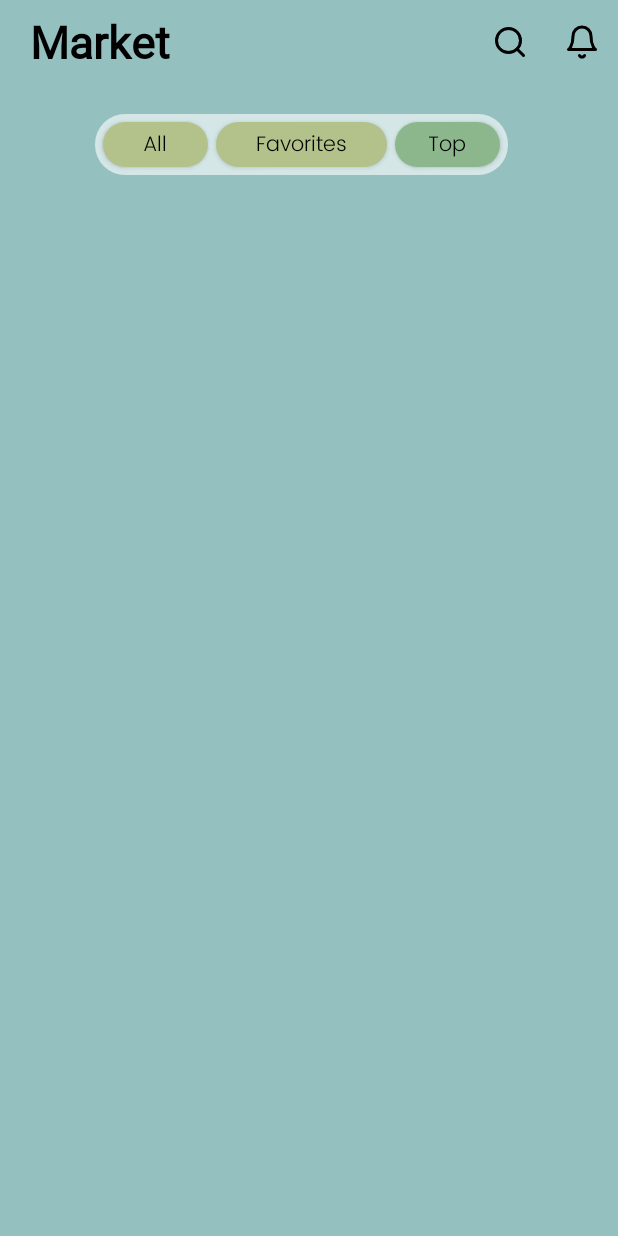
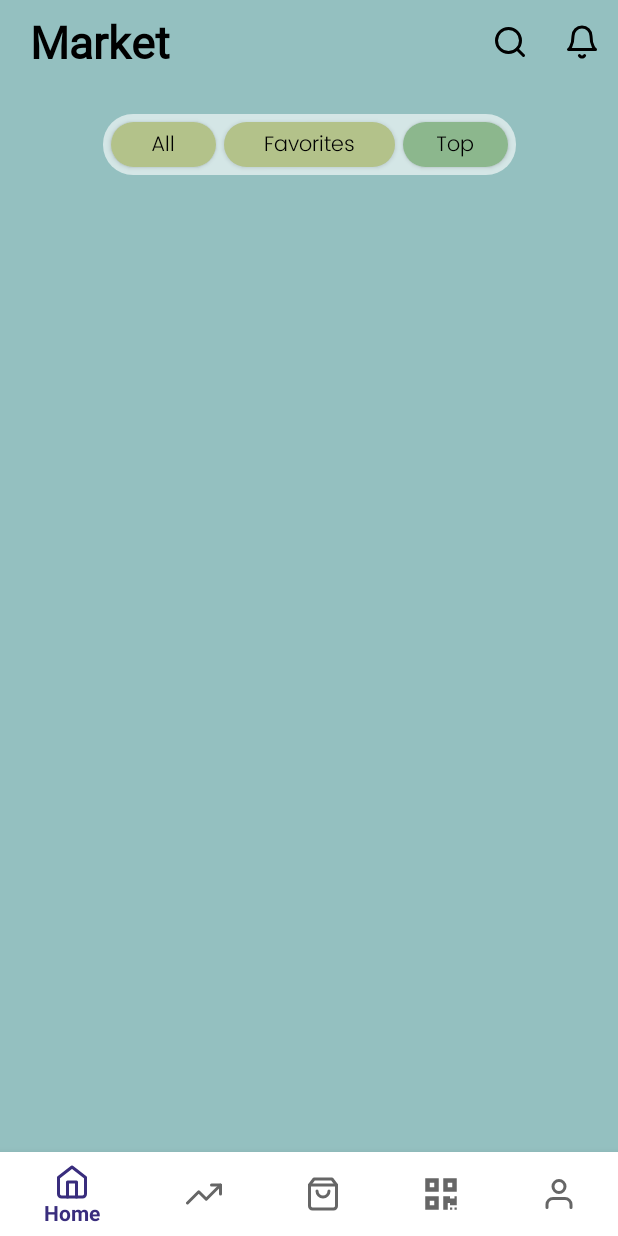
Before and after one commit to bogdash/Cryptox, an Android app: the MarketActivity screen opened directly, with no data from a screen before it, on a phone screen of 412 x 824 dp. Run offline under Robolectric (Android 15) with nearby library versions, the phone set to English and light mode, and no system bars.

Commit message:
add bottom navigation bar

```diff
--- /dev/null
+++ b/app/src/main/res/drawable/home.xml
@@ -0,0 +1,20 @@
+<vector xmlns:android="http://schemas.android.com/apk/res/android"
+    android:width="24dp"
+    android:height="24dp"
+    android:viewportWidth="24"
+    android:viewportHeight="24">
+  <path
+      android:pathData="M3,9L12,2L21,9V20C21,20.53 20.789,21.039 20.414,21.414C20.039,21.789 19.53,22 19,22H5C4.47,22 3.961,21.789 3.586,21.414C3.211,21.039 3,20.53 3,20V9Z"
+      android:strokeLineJoin="round"
+      android:strokeWidth="2"
+      android:fillColor="#00000000"
+      android:strokeColor="#000000"
+      android:strokeLineCap="round"/>
+  <path
+      android:pathData="M9,22V12H15V22"
+      android:strokeLineJoin="round"
+      android:strokeWidth="2"
+      android:fillColor="#00000000"
+      android:strokeColor="#000000"
+      android:strokeLineCap="round"/>
+</vector>
--- /dev/null
+++ b/app/src/main/res/drawable/market.xml
@@ -0,0 +1,27 @@
+<vector xmlns:android="http://schemas.android.com/apk/res/android"
+    android:width="24dp"
+    android:height="24dp"
+    android:viewportWidth="24"
+    android:viewportHeight="24">
+  <path
+      android:pathData="M6,2L3,6V20C3,20.53 3.211,21.039 3.586,21.414C3.961,21.789 4.47,22 5,22H19C19.53,22 20.039,21.789 20.414,21.414C20.789,21.039 21,20.53 21,20V6L18,2H6Z"
+      android:strokeLineJoin="round"
+      android:strokeWidth="2"
+      android:fillColor="#00000000"
+      android:strokeColor="#000000"
+      android:strokeLineCap="round"/>
+  <path
+      android:pathData="M3,6H21"
+      android:strokeLineJoin="round"
+      android:strokeWidth="2"
+      android:fillColor="#00000000"
+      android:strokeColor="#000000"
+      android:strokeLineCap="round"/>
+  <path
+      android:pathData="M16,10C16,11.061 15.579,12.078 14.828,12.828C14.078,13.579 13.061,14 12,14C10.939,14 9.922,13.579 9.172,12.828C8.421,12.078 8,11.061 8,10"
+      android:strokeLineJoin="round"
+      android:strokeWidth="2"
+      android:fillColor="#00000000"
+      android:strokeColor="#000000"
+      android:strokeLineCap="round"/>
+</vector>
--- /dev/null
+++ b/app/src/main/res/drawable/qr_scanner.xml
@@ -0,0 +1,9 @@
+<vector xmlns:android="http://schemas.android.com/apk/res/android"
+    android:width="24dp"
+    android:height="24dp"
+    android:viewportWidth="24"
+    android:viewportHeight="24">
+  <path
+      android:pathData="M1.5,10.5H10.5V1.5H1.5V10.5ZM4.5,4.5H7.5V7.5H4.5V4.5ZM13.5,1.5V10.5H22.5V1.5H13.5ZM19.5,7.5H16.5V4.5H19.5V7.5ZM1.5,22.5H10.5V13.5H1.5V22.5ZM4.5,16.5H7.5V19.5H4.5V16.5ZM21,13.5H22.5V19.5H18V18H16.5V22.5H13.5V13.5H18V15H21V13.5ZM21,21H22.5V22.5H21V21ZM18,21H19.5V22.5H18V21Z"
+      android:fillColor="#000000"/>
+</vector>
--- /dev/null
+++ b/app/src/main/res/drawable/trends.xml
@@ -0,0 +1,20 @@
+<vector xmlns:android="http://schemas.android.com/apk/res/android"
+    android:width="24dp"
+    android:height="24dp"
+    android:viewportWidth="24"
+    android:viewportHeight="24">
+  <path
+      android:pathData="M23,6L13.5,15.5L8.5,10.5L1,18"
+      android:strokeLineJoin="round"
+      android:strokeWidth="2"
+      android:fillColor="#00000000"
+      android:strokeColor="#000000"
+      android:strokeLineCap="round"/>
+  <path
+      android:pathData="M17,6H23V12"
+      android:strokeLineJoin="round"
+      android:strokeWidth="2"
+      android:fillColor="#00000000"
+      android:strokeColor="#000000"
+      android:strokeLineCap="round"/>
+</vector>
--- /dev/null
+++ b/app/src/main/res/drawable/user.xml
@@ -0,0 +1,20 @@
+<vector xmlns:android="http://schemas.android.com/apk/res/android"
+    android:width="24dp"
+    android:height="24dp"
+    android:viewportWidth="24"
+    android:viewportHeight="24">
+  <path
+      android:pathData="M20,21V19C20,17.939 19.579,16.922 18.828,16.172C18.078,15.421 17.061,15 16,15H8C6.939,15 5.922,15.421 5.172,16.172C4.421,16.922 4,17.939 4,19V21"
+      android:strokeLineJoin="round"
+      android:strokeWidth="2"
+      android:fillColor="#00000000"
+      android:strokeColor="#000000"
+      android:strokeLineCap="round"/>
+  <path
+      android:pathData="M12,11C14.209,11 16,9.209 16,7C16,4.791 14.209,3 12,3C9.791,3 8,4.791 8,7C8,9.209 9.791,11 12,11Z"
+      android:strokeLineJoin="round"
+      android:strokeWidth="2"
+      android:fillColor="#00000000"
+      android:strokeColor="#000000"
+      android:strokeLineCap="round"/>
+</vector>
--- a/app/src/main/res/layout/activity_market.xml
+++ b/app/src/main/res/layout/activity_market.xml
@@ -1,17 +1,21 @@
 <?xml version="1.0" encoding="utf-8"?>
-<LinearLayout xmlns:android="http://schemas.android.com/apk/res/android"
+<androidx.constraintlayout.widget.ConstraintLayout xmlns:android="http://schemas.android.com/apk/res/android"
+    xmlns:app="http://schemas.android.com/apk/res-auto"
+    xmlns:tools="http://schemas.android.com/tools"
+    android:id="@+id/linearLayout"
     android:layout_width="match_parent"
     android:layout_height="match_parent"
-    xmlns:app="http://schemas.android.com/apk/res-auto"
-    android:orientation="vertical"
     android:background="#94C0C0">
 
     <androidx.appcompat.widget.Toolbar
         android:id="@+id/toolbar"
-        android:layout_width="match_parent"
+        android:layout_width="0dp"
         android:layout_height="wrap_content"
         android:background="@color/myColor2"
         android:minHeight="?attr/actionBarSize"
+        app:layout_constraintEnd_toEndOf="parent"
+        app:layout_constraintStart_toStartOf="parent"
+        app:layout_constraintTop_toTopOf="parent"
         app:title="@string/market"
         app:titleMarginStart="20dp"
         app:titleTextAppearance="@style/Toolbar.TitleText"
@@ -23,11 +27,12 @@
         android:id="@+id/segmented_buttons"
         android:layout_width="wrap_content"
         android:layout_height="wrap_content"
-        android:layout_marginStart="63dp"
         android:layout_marginTop="20dp"
-        android:layout_marginEnd="63dp"
         android:background="@drawable/rounded_linear_layout"
-        android:orientation="horizontal">
+        android:orientation="horizontal"
+        app:layout_constraintEnd_toEndOf="parent"
+        app:layout_constraintStart_toStartOf="parent"
+        app:layout_constraintTop_toBottomOf="@+id/toolbar">
 
         <Button
             android:id="@+id/button"
@@ -36,7 +41,8 @@
             android:layout_height="30dp"
             android:layout_marginStart="5dp"
             android:layout_weight="1"
-            android:text="@string/all" />
+            android:text="@string/all"
+            tools:ignore="TouchTargetSizeCheck" />
 
         <Button
             android:id="@+id/button2"
@@ -44,7 +50,8 @@
             android:layout_width="114dp"
             android:layout_height="30dp"
             android:layout_weight="1"
-            android:text="@string/favorites" />
+            android:text="@string/favorites"
+            tools:ignore="TouchTargetSizeCheck" />
 
         <Button
             android:id="@+id/button3"
@@ -53,7 +60,32 @@
             android:layout_height="30dp"
             android:layout_marginEnd="5dp"
             android:layout_weight="1"
-            android:text="@string/top" />
+            android:text="@string/top"
+            tools:ignore="TouchTargetSizeCheck" />
+
     </LinearLayout>
 
-</LinearLayout>
+    <FrameLayout
+        android:layout_width="0dp"
+        android:layout_height="0dp"
+        app:layout_constraintBottom_toTopOf="@+id/bottomNavigationView"
+        app:layout_constraintEnd_toEndOf="parent"
+        app:layout_constraintStart_toStartOf="parent"
+        app:layout_constraintTop_toBottomOf="@+id/segmented_buttons">
+
+    </FrameLayout>
+
+    <com.google.android.material.bottomnavigation.BottomNavigationView
+        android:id="@+id/bottomNavigationView"
+        android:layout_width="match_parent"
+        android:layout_height="wrap_content"
+        android:layout_weight="1"
+        app:layout_constraintBottom_toBottomOf="parent"
+        app:layout_constraintEnd_toEndOf="parent"
+        app:layout_constraintStart_toStartOf="parent"
+        app:menu="@menu/bottom_navigation_menu"
+        android:background="@color/white">
+
+    </com.google.android.material.bottomnavigation.BottomNavigationView>
+
+</androidx.constraintlayout.widget.ConstraintLayout>
--- /dev/null
+++ b/app/src/main/res/menu/bottom_navigation_menu.xml
@@ -0,0 +1,27 @@
+<menu xmlns:android="http://schemas.android.com/apk/res/android">
+    <item
+        android:id="@+id/page_1"
+        android:enabled="true"
+        android:icon="@drawable/home"
+        android:title="@string/home"/>
+    <item
+        android:id="@+id/page_2"
+        android:enabled="true"
+        android:icon="@drawable/trends"
+        android:title="@string/trends"/>
+    <item
+        android:id="@+id/page_3"
+        android:enabled="true"
+        android:icon="@drawable/market"
+        android:title="@string/market"/>
+    <item
+        android:id="@+id/page_4"
+        android:enabled="true"
+        android:icon="@drawable/qr_scanner"
+        android:title="@string/qr_scanner"/>
+    <item
+        android:id="@+id/page_5"
+        android:enabled="true"
+        android:icon="@drawable/user"
+        android:title="@string/user"/>
+</menu>
--- a/app/src/main/res/values/strings.xml
+++ b/app/src/main/res/values/strings.xml
@@ -19,4 +19,8 @@
     <string name="all">All</string>
     <string name="favorites">Favorites</string>
     <string name="top">Top</string>
+    <string name="home">Home</string>
+    <string name="trends">Trends</string>
+    <string name="qr_scanner">QRScanner</string>
+    <string name="user">User</string>
 </resources>
```
